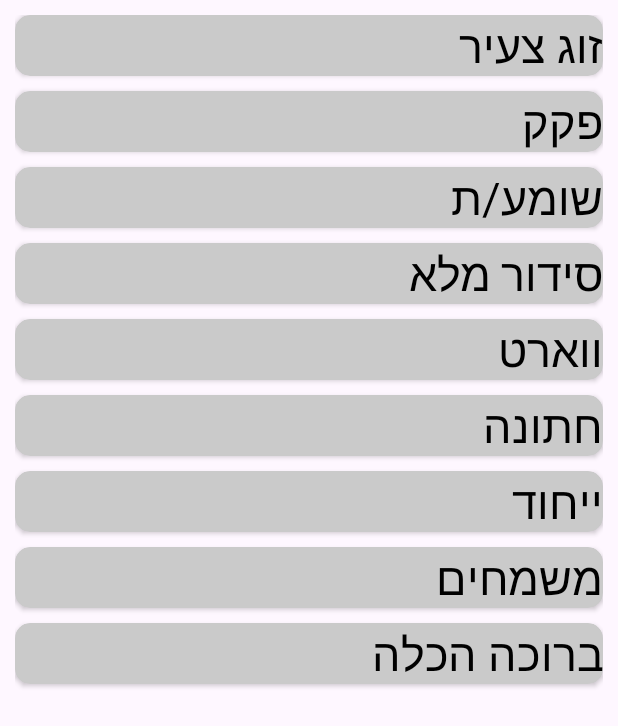
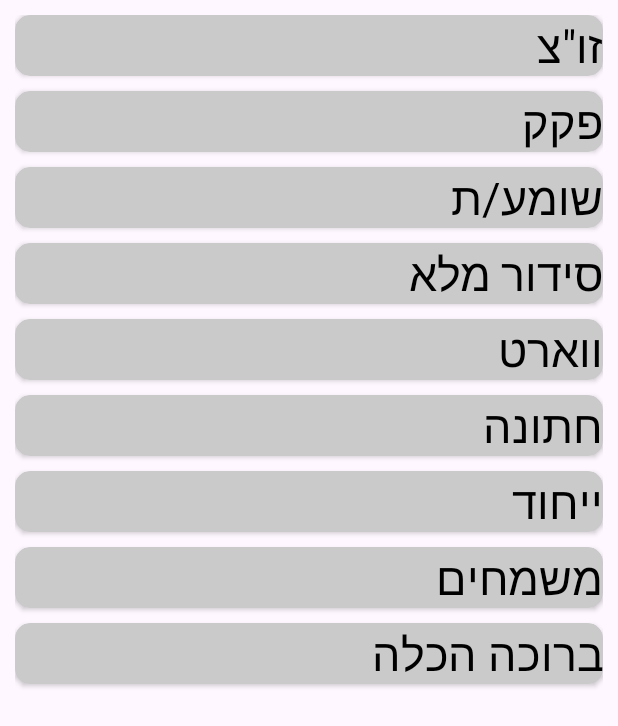
Before and after one commit to omza12/gefilteFun, an Android app: the WeddingWords screen opened directly, with no data from a screen before it, on a phone screen of 412 x 824 dp. Shown: the top 726 px of the screen. Run offline under Robolectric (Android 15) with nearby library versions, the phone set to English and light mode, and no system bars.

Commit message:
Finish wedding part

```diff
--- a/app/src/main/res/values/strings.xml
+++ b/app/src/main/res/values/strings.xml
@@ -23,8 +23,8 @@
     <string name="action_settings">Settings</string>
     <string name="analogies">קבוצות מילים</string>
     <string name="wedding_info">חתונה היא הכינוי של טקס הכניסה בברית הנישואים. טקס זה נערך בצורות שונות בתרבויות ובדתות שונות, וגם במסגרת תרבות מסוימת מתקיימות דרכים מגוונות לעריכתו. בני הזוג הנישאים, מכונים \"חתן\" ו\"כלה\", ובתום הטקס הם נקראים \"בעל\" ו\"אישה\", וקיימת ביניהם זיקה המעוגנת בחוק. יש מקומות בהם הטקס מתפצל לטקס רשמי (דתי או אזרחי) ולמסיבה וארוחה, ויש כאלה בהם חוגגים את שניהם ביחד. בדרך כלל החברה או המדינה מחייבת את קיומו של טקס מחייב על מנת לאפשר את שינוי המעמד האישי מרווקים לנשואים. בחברות שמרניות אסור לחיות חיי אישות ולהתגורר ביחד לפני טקס זה.\n\nיש המכנים את יום הנישואין ה-25 בשם \"חתונת הכסף\", את יום הנישואין ה-50 בשם \"חתונת הזהב\", וכאשר בני הזוג יחגגו את יום הנישואים בפעם השישים, תקרא חגיגה זו \"חתונת היהלום\".</string>
-    <string name="young_couple_title">"זוג צעיר"</string>
-    <string name="young_couple_details">"לא ישלמו על כלום, יסתודדו בצד"</string>
+    <string name="young_couple_title">"זו\"צ"</string>
+    <string name="young_couple_details">"זוג צעיר - לא ישלמו על כלום, יסתודדו בצד"</string>
     <string name="pkak_title">"פקק"</string>
     <string name="pkak_details">"אחים שתקועים בפקק ולא יכולים להתחתן כי הבכור עוד לא התחתן"</string>
     <string name="listener_title">"שומע/ת"</string>
```
